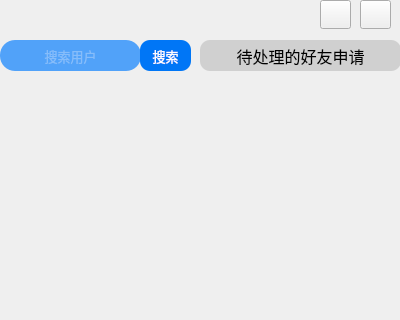
The window that client/litechat_finduser.ui (joshmiao/LiteChat) describes before a commit, drawn with Qt 5; both pictures show x 0 to 400 and y 0 to 320 of the 400 by 512 pixel window.
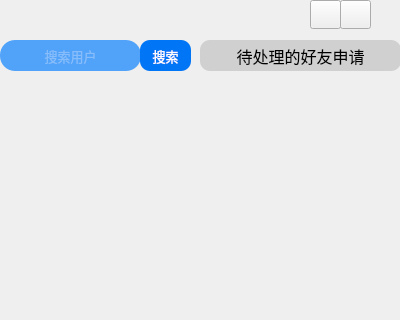
The same window after the commit. Icons and pictures are not drawn.

The edit to the form file:
```diff
--- a/client/litechat_finduser.ui
+++ b/client/litechat_finduser.ui
@@ -16,6 +16,7 @@
   <property name="styleSheet">
    <string notr="true">QWidget#LiteChat_FindUser{
 	border-image: url(:/img/searchfriendbg.jpeg);
+	border-radius:20px;
 }</string>
   </property>
   <widget class="QLineEdit" name="lineEdit">
@@ -124,7 +125,7 @@
   <widget class="QPushButton" name="pushButton_2">
    <property name="geometry">
     <rect>
-     <x>360</x>
+     <x>340</x>
      <y>0</y>
      <width>31</width>
      <height>29</height>
@@ -144,7 +145,7 @@
   <widget class="QPushButton" name="pushButton_3">
    <property name="geometry">
     <rect>
-     <x>320</x>
+     <x>310</x>
      <y>0</y>
      <width>31</width>
      <height>29</height>
```
